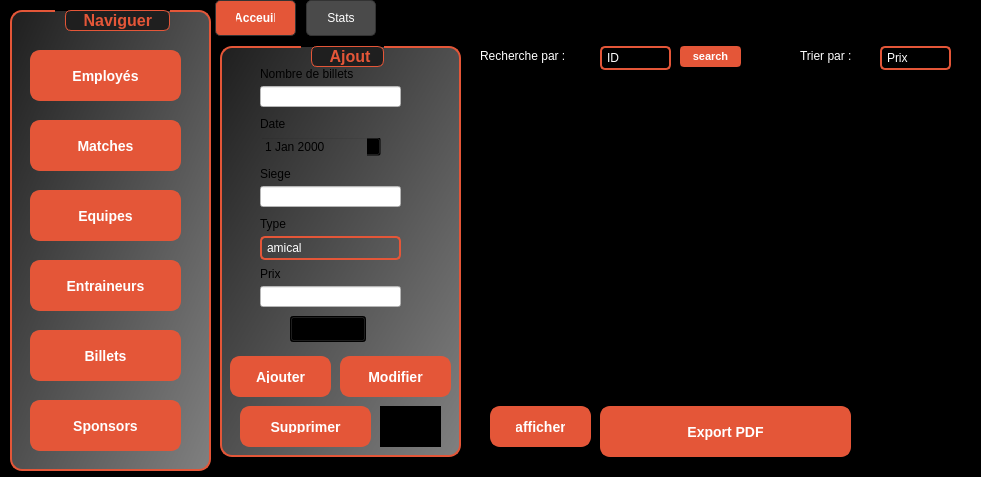
Above: mainwindow.ui from ProjetCppS2-2425/projetcpp-football-cpp before the change. Below: the same form after it.
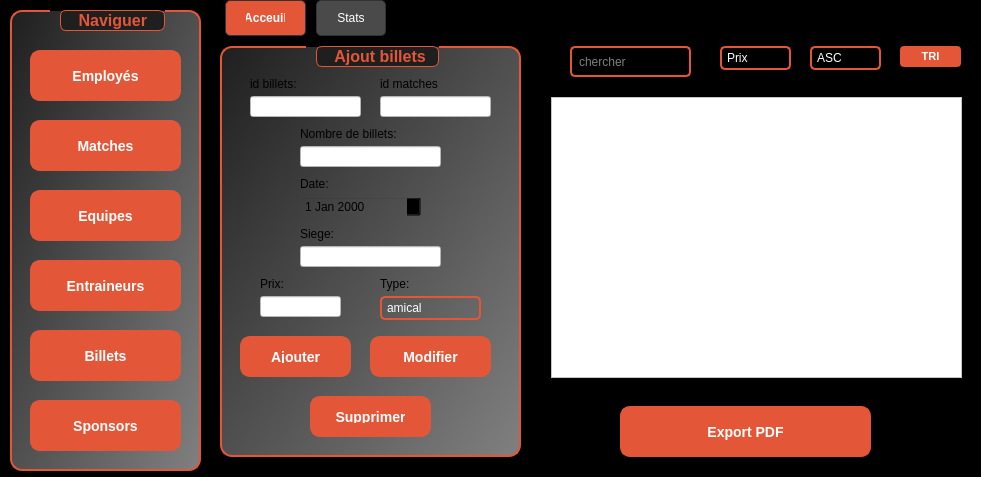
That is the form after the change. Icons and pictures are not drawn.

Diff of the .ui file:
```diff
--- a/mainwindow.ui
+++ b/mainwindow.ui
@@ -3193,9 +3193,9 @@
      <widget class="QTabWidget" name="tabWidget_2">
       <property name="geometry">
        <rect>
-        <x>0</x>
+        <x>10</x>
         <y>0</y>
-        <width>761</width>
+        <width>751</width>
         <height>471</height>
        </rect>
       </property>
@@ -3244,7 +3244,7 @@
        <widget class="QComboBox" name="comboBox_3">
         <property name="geometry">
          <rect>
-          <x>670</x>
+          <x>500</x>
           <y>10</y>
           <width>71</width>
           <height>24</height>
@@ -3312,10 +3312,10 @@
        <widget class="QScrollArea" name="scrollArea_2">
         <property name="geometry">
          <rect>
-          <x>260</x>
+          <x>320</x>
           <y>50</y>
-          <width>501</width>
-          <height>311</height>
+          <width>431</width>
+          <height>301</height>
          </rect>
         </property>
         <property name="widgetResizable">
@@ -3326,8 +3326,8 @@
           <rect>
            <x>0</x>
            <y>0</y>
-           <width>499</width>
-           <height>309</height>
+           <width>429</width>
+           <height>299</height>
           </rect>
          </property>
          <widget class="QTableView" name="table_Billets">
@@ -3335,13 +3335,13 @@
            <rect>
             <x>10</x>
             <y>10</y>
-            <width>471</width>
+            <width>411</width>
             <height>281</height>
            </rect>
           </property>
           <property name="styleSheet">
-           <string notr="true">text color:rgb(255, 255, 255);
-color: rgb(255, 255, 255);</string>
+           <string notr="true">background-color: rgb(255, 255, 255);
+color: rgb(0, 0, 0);</string>
           </property>
          </widget>
         </widget>
@@ -3349,7 +3349,7 @@
        <widget class="QPushButton" name="pushButton_7">
         <property name="geometry">
          <rect>
-          <x>390</x>
+          <x>400</x>
           <y>370</y>
           <width>251</width>
           <height>51</height>
@@ -3413,30 +3413,12 @@
          <string>Export PDF</string>
         </property>
        </widget>
-       <widget class="QLabel" name="label_17">
-        <property name="geometry">
-         <rect>
-          <x>270</x>
-          <y>10</y>
-          <width>121</width>
-          <height>20</height>
-         </rect>
-        </property>
-        <property name="styleSheet">
-         <string notr="true">background-color: transparent;
-color: rgb(255, 255, 255);
-font: 700 9pt &quot;Microsoft YaHei UI&quot;;</string>
-        </property>
-        <property name="text">
-         <string>Recherche par :</string>
-        </property>
-       </widget>
        <widget class="QGroupBox" name="groupBox_2">
         <property name="geometry">
          <rect>
-          <x>10</x>
+          <x>0</x>
           <y>10</y>
-          <width>241</width>
+          <width>301</width>
           <height>411</height>
          </rect>
         </property>
@@ -3504,13 +3486,13 @@
 }</string>
         </property>
         <property name="title">
-         <string>Ajout</string>
+         <string>Ajout billets</string>
         </property>
         <widget class="QLabel" name="label_21">
          <property name="geometry">
           <rect>
            <x>40</x>
-           <y>220</y>
+           <y>230</y>
            <width>49</width>
            <height>16</height>
           </rect>
@@ -3520,14 +3502,14 @@
 font: 700 9pt &quot;Microsoft YaHei UI&quot;;</string>
          </property>
          <property name="text">
-          <string>Prix</string>
+          <string>Prix:</string>
          </property>
         </widget>
         <widget class="QDateEdit" name="date">
          <property name="geometry">
           <rect>
-           <x>40</x>
-           <y>90</y>
+           <x>80</x>
+           <y>150</y>
            <width>121</width>
            <height>21</height>
           </rect>
@@ -3539,8 +3521,8 @@
         <widget class="QLabel" name="label_22">
          <property name="geometry">
           <rect>
-           <x>40</x>
-           <y>70</y>
+           <x>80</x>
+           <y>130</y>
            <width>121</width>
            <height>16</height>
           </rect>
@@ -3550,14 +3532,14 @@
 font: 700 9pt &quot;Microsoft YaHei UI&quot;;</string>
          </property>
          <property name="text">
-          <string>Date </string>
+          <string>Date:</string>
          </property>
         </widget>
         <widget class="QLabel" name="label_23">
          <property name="geometry">
           <rect>
-           <x>40</x>
-           <y>20</y>
+           <x>80</x>
+           <y>80</y>
            <width>151</width>
            <height>16</height>
           </rect>
@@ -3567,15 +3549,15 @@
 font: 700 9pt &quot;Microsoft YaHei UI&quot;;</string>
          </property>
          <property name="text">
-          <string>Nombre de billets</string>
+          <string>Nombre de billets:</string>
          </property>
         </widget>
         <widget class="QPushButton" name="ajouter">
          <property name="geometry">
           <rect>
-           <x>10</x>
-           <y>310</y>
-           <width>101</width>
+           <x>20</x>
+           <y>290</y>
+           <width>111</width>
            <height>41</height>
           </rect>
          </property>
@@ -3640,9 +3622,9 @@
         <widget class="QLabel" name="label_24">
          <property name="geometry">
           <rect>
-           <x>40</x>
-           <y>120</y>
-           <width>49</width>
+           <x>80</x>
+           <y>180</y>
+           <width>71</width>
            <height>16</height>
           </rect>
          </property>
@@ -3651,15 +3633,15 @@
 font: 700 9pt &quot;Microsoft YaHei UI&quot;;</string>
          </property>
          <property name="text">
-          <string>Siege</string>
+          <string>Siege:</string>
          </property>
         </widget>
         <widget class="QLineEdit" name="prix">
          <property name="geometry">
           <rect>
            <x>40</x>
-           <y>240</y>
-           <width>141</width>
+           <y>250</y>
+           <width>81</width>
            <height>21</height>
           </rect>
          </property>
@@ -3673,8 +3655,8 @@
         <widget class="QLineEdit" name="nombre_de_billets">
          <property name="geometry">
           <rect>
-           <x>40</x>
-           <y>40</y>
+           <x>80</x>
+           <y>100</y>
            <width>141</width>
            <height>21</height>
           </rect>
@@ -3689,8 +3671,8 @@
         <widget class="QLineEdit" name="siege">
          <property name="geometry">
           <rect>
-           <x>40</x>
-           <y>140</y>
+           <x>80</x>
+           <y>200</y>
            <width>141</width>
            <height>21</height>
           </rect>
@@ -3705,8 +3687,8 @@
         <widget class="QLabel" name="label_27">
          <property name="geometry">
           <rect>
-           <x>40</x>
-           <y>170</y>
+           <x>160</x>
+           <y>230</y>
            <width>49</width>
            <height>16</height>
           </rect>
@@ -3716,15 +3698,15 @@
 font: 700 9pt &quot;Microsoft YaHei UI&quot;;</string>
          </property>
          <property name="text">
-          <string>Type</string>
+          <string>Type:</string>
          </property>
         </widget>
         <widget class="QComboBox" name="type">
          <property name="geometry">
           <rect>
-           <x>40</x>
-           <y>190</y>
-           <width>141</width>
+           <x>160</x>
+           <y>250</y>
+           <width>101</width>
            <height>24</height>
           </rect>
          </property>
@@ -3785,9 +3767,9 @@
         <widget class="QPushButton" name="modifier">
          <property name="geometry">
           <rect>
-           <x>120</x>
-           <y>310</y>
-           <width>111</width>
+           <x>150</x>
+           <y>290</y>
+           <width>121</width>
            <height>41</height>
           </rect>
          </property>
@@ -3852,9 +3834,9 @@
         <widget class="QPushButton" name="supprimer">
          <property name="geometry">
           <rect>
-           <x>20</x>
-           <y>360</y>
-           <width>131</width>
+           <x>90</x>
+           <y>350</y>
+           <width>121</width>
            <height>41</height>
           </rect>
          </property>
@@ -3916,69 +3898,77 @@
           <string>Supprimer</string>
          </property>
         </widget>
-        <widget class="QTextEdit" name="lineEdit_CIN_Edit">
+        <widget class="QLabel" name="label_26">
          <property name="geometry">
           <rect>
            <x>160</x>
-           <y>360</y>
-           <width>61</width>
-           <height>41</height>
+           <y>30</y>
+           <width>111</width>
+           <height>16</height>
           </rect>
          </property>
+         <property name="styleSheet">
+          <string notr="true">background-color: transparent;
+font: 700 9pt &quot;Microsoft YaHei UI&quot;;</string>
+         </property>
+         <property name="text">
+          <string>id matches</string>
+         </property>
         </widget>
-        <widget class="QComboBox" name="matchs">
+        <widget class="QLineEdit" name="id_match">
          <property name="geometry">
           <rect>
-           <x>70</x>
-           <y>270</y>
-           <width>76</width>
-           <height>26</height>
+           <x>160</x>
+           <y>50</y>
+           <width>111</width>
+           <height>21</height>
           </rect>
          </property>
-         <item>
-          <property name="text">
-           <string>1</string>
-          </property>
-         </item>
-         <item>
-          <property name="text">
-           <string>2</string>
-          </property>
-         </item>
-         <item>
-          <property name="text">
-           <string>3</string>
-          </property>
-         </item>
-         <item>
-          <property name="text">
-           <string>4</string>
-          </property>
-         </item>
+         <property name="styleSheet">
+          <string notr="true">background-color: rgb(255, 255, 255);</string>
+         </property>
+         <property name="text">
+          <string/>
+         </property>
         </widget>
-       </widget>
-       <widget class="QLabel" name="label_25">
-        <property name="geometry">
-         <rect>
-          <x>590</x>
-          <y>10</y>
-          <width>71</width>
-          <height>20</height>
-         </rect>
-        </property>
-        <property name="styleSheet">
-         <string notr="true">background-color: transparent;
-color: rgb(255, 255, 255);
+        <widget class="QLabel" name="label_28">
+         <property name="geometry">
+          <rect>
+           <x>30</x>
+           <y>30</y>
+           <width>151</width>
+           <height>16</height>
+          </rect>
+         </property>
+         <property name="styleSheet">
+          <string notr="true">background-color: transparent;
 font: 700 9pt &quot;Microsoft YaHei UI&quot;;</string>
-        </property>
-        <property name="text">
-         <string>Trier par :</string>
-        </property>
+         </property>
+         <property name="text">
+          <string>id billets:</string>
+         </property>
+        </widget>
+        <widget class="QLineEdit" name="id_billet">
+         <property name="geometry">
+          <rect>
+           <x>30</x>
+           <y>50</y>
+           <width>111</width>
+           <height>21</height>
+          </rect>
+         </property>
+         <property name="styleSheet">
+          <string notr="true">background-color: rgb(255, 255, 255);</string>
+         </property>
+         <property name="text">
+          <string/>
+         </property>
+        </widget>
        </widget>
        <widget class="QPushButton" name="pushButton_8">
         <property name="geometry">
          <rect>
-          <x>470</x>
+          <x>680</x>
           <y>10</y>
           <width>61</width>
           <height>21</height>
@@ -4028,13 +4018,13 @@
 </string>
         </property>
         <property name="text">
-         <string>search</string>
+         <string>TRI</string>
         </property>
        </widget>
        <widget class="QComboBox" name="comboBox_4">
         <property name="geometry">
          <rect>
-          <x>390</x>
+          <x>590</x>
           <y>10</y>
           <width>71</width>
           <height>24</height>
@@ -4085,75 +4075,50 @@
         </property>
         <item>
          <property name="text">
-          <string>ID</string>
+          <string>ASC</string>
+         </property>
+        </item>
+        <item>
+         <property name="text">
+          <string>DESC</string>
          </property>
         </item>
        </widget>
-       <widget class="QPushButton" name="afficher">
+       <widget class="QLineEdit" name="chercher">
         <property name="geometry">
          <rect>
-          <x>280</x>
-          <y>370</y>
-          <width>101</width>
-          <height>41</height>
+          <x>350</x>
+          <y>10</y>
+          <width>121</width>
+          <height>31</height>
          </rect>
         </property>
         <property name="styleSheet">
-         <string notr="true">QPushButton {
-    background-color: #E45638;        /* Button background color */
-    color: white;                     /* Text color */
-    border: 2px solid #E45638;        /* Border color */
-    border-radius: 10px;              /* Rounded corners */
-    padding: 12px 24px;               /* Padding for the button */
-    font-size: 14px;                  /* Smaller font size */
-    font-weight: bold;                /* Font weight */
-    text-align: center;               /* Text alignment */
-    transition: all 0.3s ease-in-out;  /* Smooth transition for all properties */
-    box-shadow: 0 4px 12px rgba(0, 0, 0, 0.2);  /* Initial shadow */
+         <string notr="true">QLineEdit {
+    color: rgb(255, 255, 255);
+    background-color: rgb(0, 0, 0);
+    border: 2px solid #E45638;
+    border-radius: 5px;
+    padding: 5px;
 }
 
-QPushButton:hover {
-    background-color: #D14829;        /* Background color when hovered */
-    border: 2px solid #D14829;        /* Border color when hovered */
-    color: white;                     /* Text color when hovered */
-    cursor: pointer;                 /* Cursor becomes pointer */
-    transform: scale(1.1);            /* Slightly scale the button */
-    box-shadow: 0 6px 20px rgba(0, 0, 0, 0.3);  /* Increase shadow on hover */
-    filter: brightness(1.2);          /* Brighten the button */
+/* Hover effect */
+QLineEdit:hover {
+    border-color: #FF6A4D; /* Lighter shade on hover */
 }
 
-QPushButton:pressed {
-    background-color: #B23A24;        /* Background color when pressed */
-    border: 2px solid #B23A24;        /* Border color when pressed */
-    color: white;                     /* Text color when pressed */
-    transform: scale(0.95);           /* Slight shrinking effect */
-    box-shadow: 0 4px 8px rgba(0, 0, 0, 0.15);  /* Decrease shadow on press */
+/* When focused (clicked) */
+QLineEdit:focus {
+    border-color: #FF3C1F;
 }
 
-QPushButton:disabled {
-    background-color: #e0e0e0;        /* Background color when disabled */
-    color: #b0b0b0;                   /* Text color when disabled */
-    border: 2px solid #e0e0e0;        /* Border color when disabled */
-    cursor: not-allowed;              /* Cursor when disabled */
-    box-shadow: none;                 /* No shadow when disabled */
-}
-
-QPushButton::icon {
-    padding-left: 8px;                /* Icon padding */
-    padding-right: 8px;               /* Icon padding */
-}
-
-QPushButton::hover {
-    background-color: #D14829;        /* Background color on hover */
-    color: white;                     /* Text color on hover */
-    border: 2px solid #D14829;        /* Border color on hover */
-    transform: scale(1.1);            /* Scaling on hover */
-    box-shadow: 0 6px 20px rgba(0, 0, 0, 0.3);  /* Glowing effect on hover */
-}
-</string>
+/* Placeholder text */
+QLineEdit[placeholderText=&quot;&quot;] {
+    color: rgb(150, 150, 150); /* Placeholder color */
+}</string>
         </property>
-        <property name="text">
-         <string>afficher</string>
+        <property name="placeholderText">
+         <string>chercher</string>
         </property>
        </widget>
       </widget>
@@ -4481,7 +4446,7 @@
      <rect>
       <x>10</x>
       <y>10</y>
-      <width>201</width>
+      <width>191</width>
       <height>461</height>
      </rect>
     </property>
```
Left out of the diff: 21 changed lines with no effect on the pictures.
